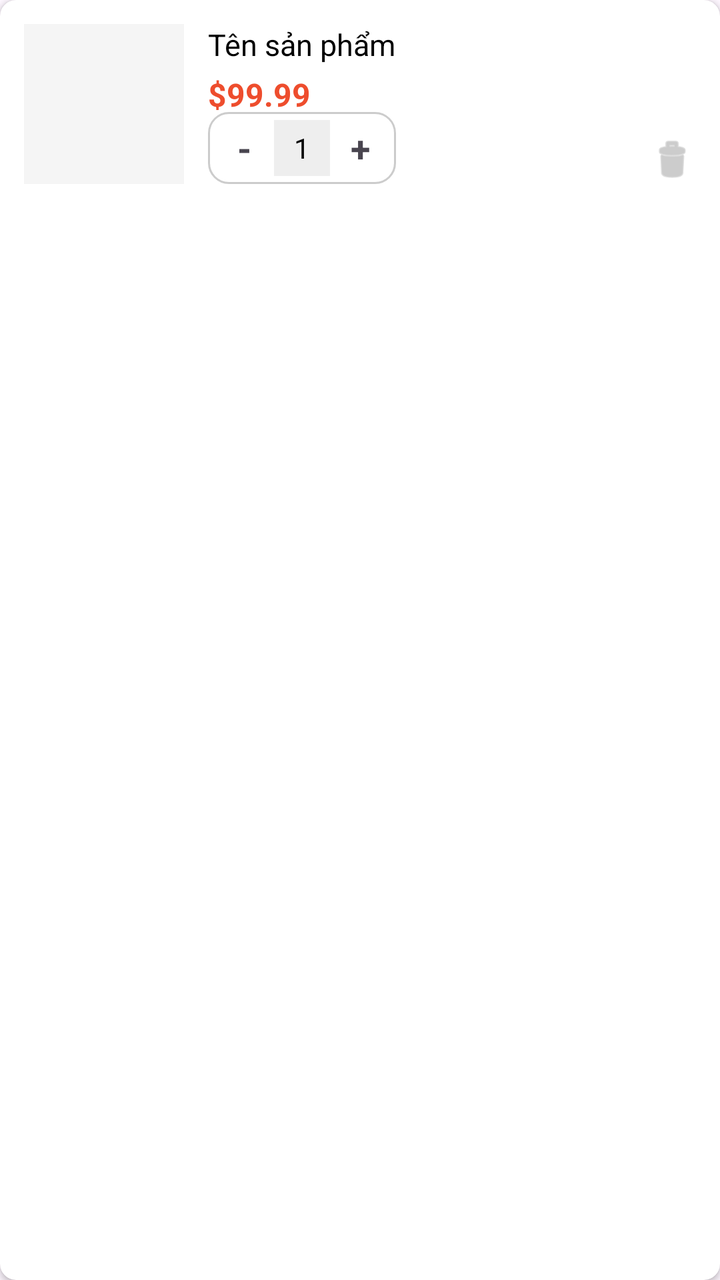
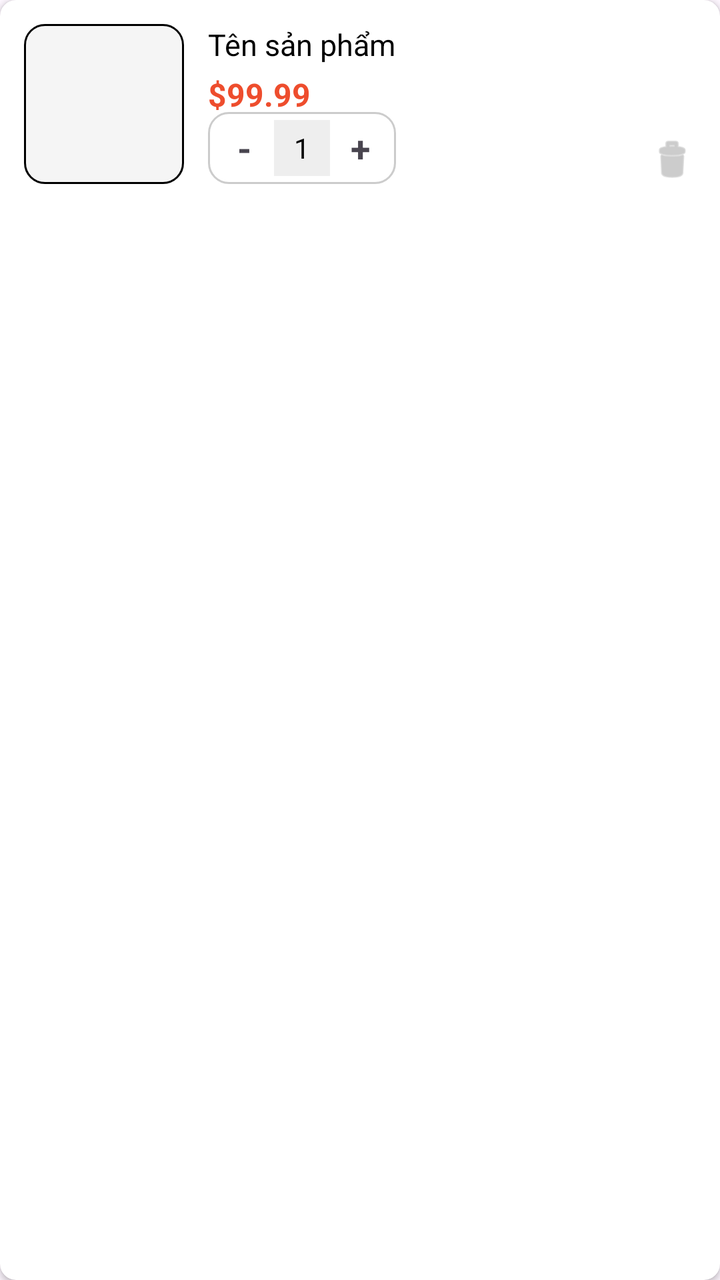

Before-and-after screenshots of an Android layout around one commit, followed by the original layout XML and the change that was made.
<!-- AndroidManifest.xml: application theme Theme.DummyJsonApp -->
<!-- res/layout/item_cart.xml -->
<?xml version="1.0" encoding="utf-8"?>
<androidx.cardview.widget.CardView xmlns:android="http://schemas.android.com/apk/res/android"
    xmlns:app="http://schemas.android.com/apk/res-auto"
    android:layout_width="match_parent"
    android:layout_height="wrap_content"
    android:layout_marginHorizontal="12dp"
    android:layout_marginVertical="6dp"
    app:cardCornerRadius="8dp"
    app:cardElevation="2dp">

    <androidx.constraintlayout.widget.ConstraintLayout
        android:layout_width="match_parent"
        android:layout_height="wrap_content"
        android:padding="12dp">

        <ImageView
            android:id="@+id/ivCartThumbnail"
            android:layout_width="80dp"
            android:layout_height="80dp"
            android:scaleType="centerCrop"
            android:background="#F5F5F5"
            app:layout_constraintStart_toStartOf="parent"
            app:layout_constraintTop_toTopOf="parent" />

        <TextView
            android:id="@+id/tvCartTitle"
            android:layout_width="0dp"
            android:layout_height="wrap_content"
            android:layout_marginStart="12dp"
            android:layout_marginEnd="8dp"
            android:text="Tên sản phẩm"
            android:textSize="15sp"
            android:textColor="@color/black"
            android:maxLines="2"
            android:ellipsize="end"
            app:layout_constraintStart_toEndOf="@id/ivCartThumbnail"
            app:layout_constraintTop_toTopOf="@id/ivCartThumbnail"
            app:layout_constraintEnd_toStartOf="@id/btnDeleteCartItem"/>

        <TextView
            android:id="@+id/tvCartPrice"
            android:layout_width="wrap_content"
            android:layout_height="wrap_content"
            android:text="$99.99"
            android:textColor="#EE4D2D"
            android:textSize="16sp"
            android:textStyle="bold"
            android:layout_marginTop="4dp"
            app:layout_constraintStart_toStartOf="@id/tvCartTitle"
            app:layout_constraintTop_toBottomOf="@id/tvCartTitle" />

        <LinearLayout
            android:layout_width="wrap_content"
            android:layout_height="wrap_content"
            android:orientation="horizontal"
            android:gravity="center_vertical"
            android:padding="3dp"
            android:background="@drawable/bg_quantity_border"
            app:layout_constraintBottom_toBottomOf="@id/ivCartThumbnail"
            app:layout_constraintStart_toStartOf="@id/tvCartTitle">

            <TextView
                android:id="@+id/btnDecrease"
                android:layout_width="30dp"
                android:layout_height="30dp"
                android:text="-"
                android:gravity="center"
                android:textSize="18sp"
                android:textStyle="bold"/>

            <TextView
                android:id="@+id/tvQuantity"
                android:layout_width="28dp"
                android:layout_height="28dp"
                android:text="1"
                android:gravity="center"
                android:textSize="14sp"
                android:textColor="@color/black"
                android:background="#EEEEEE"/>

            <TextView
                android:id="@+id/btnIncrease"
                android:layout_width="30dp"
                android:layout_height="30dp"
                android:text="+"
                android:gravity="center"
                android:textSize="18sp"
                android:textStyle="bold"/>
        </LinearLayout>

        <ImageView
            android:id="@+id/btnDeleteCartItem"
            android:layout_width="24dp"
            android:layout_height="24dp"
            android:src="@android:drawable/ic_menu_delete"
            app:tint="@android:color/darker_gray"
            app:layout_constraintEnd_toEndOf="parent"
            app:layout_constraintBottom_toBottomOf="parent"/>

    </androidx.constraintlayout.widget.ConstraintLayout>
</androidx.cardview.widget.CardView>
<!-- resources referenced by this layout -->
<resources>
  <color name="black">#FF000000</color>
  <!-- drawable bg_quantity_border (drawable) -->
  <?xml version="1.0" encoding="utf-8"?>
  <shape xmlns:android="http://schemas.android.com/apk/res/android"
      android:shape="rectangle">
      <solid android:color="#FFFFFF"/>
      <stroke
          android:width="1dp"
          android:color="#CCCCCC"/>
      <corners android:radius="10dp"/>
      <padding
          android:left="8dp"
          android:top="4dp"
          android:right="8dp"
          android:bottom="4dp"/>
  </shape>
  <style name="Theme.DummyJsonApp" parent="Base.Theme.DummyJsonApp" />
  <style name="Base.Theme.DummyJsonApp" parent="Theme.Material3.DayNight.NoActionBar">
          
          
      </style>
</resources>

<!-- the commit's change to res/layout/item_cart.xml (unified diff, before → after) -->
@@ -6,7 +6,8 @@
     android:layout_marginHorizontal="12dp"
     android:layout_marginVertical="6dp"
     app:cardCornerRadius="8dp"
-    app:cardElevation="2dp">
+    app:cardElevation="2dp"
+    app:cardBackgroundColor="@color/white">
 
     <androidx.constraintlayout.widget.ConstraintLayout
         android:layout_width="match_parent"
@@ -18,7 +19,7 @@
             android:layout_width="80dp"
             android:layout_height="80dp"
             android:scaleType="centerCrop"
-            android:background="#F5F5F5"
+            android:background="@drawable/bg_image_boder"
             app:layout_constraintStart_toStartOf="parent"
             app:layout_constraintTop_toTopOf="parent" />
 
<!-- resource entries referenced after the edit -->
@@ -1,6 +1,17 @@
 <!-- resources referenced by this layout -->
 <resources>
   <color name="black">#FF000000</color>
+  <color name="white">#FFFFFFFF</color>
+  <!-- drawable bg_image_boder (drawable) -->
+  <?xml version="1.0" encoding="utf-8"?>
+  <shape xmlns:android="http://schemas.android.com/apk/res/android"
+      android:shape="rectangle">
+      <solid android:color="#F5F5F5"/>
+      <stroke
+          android:width="1dp"
+          android:color="#000000"/>
+      <corners android:radius="10dp"/>
+  </shape>
   <!-- drawable bg_quantity_border (drawable) -->
   <?xml version="1.0" encoding="utf-8"?>
   <shape xmlns:android="http://schemas.android.com/apk/res/android"
